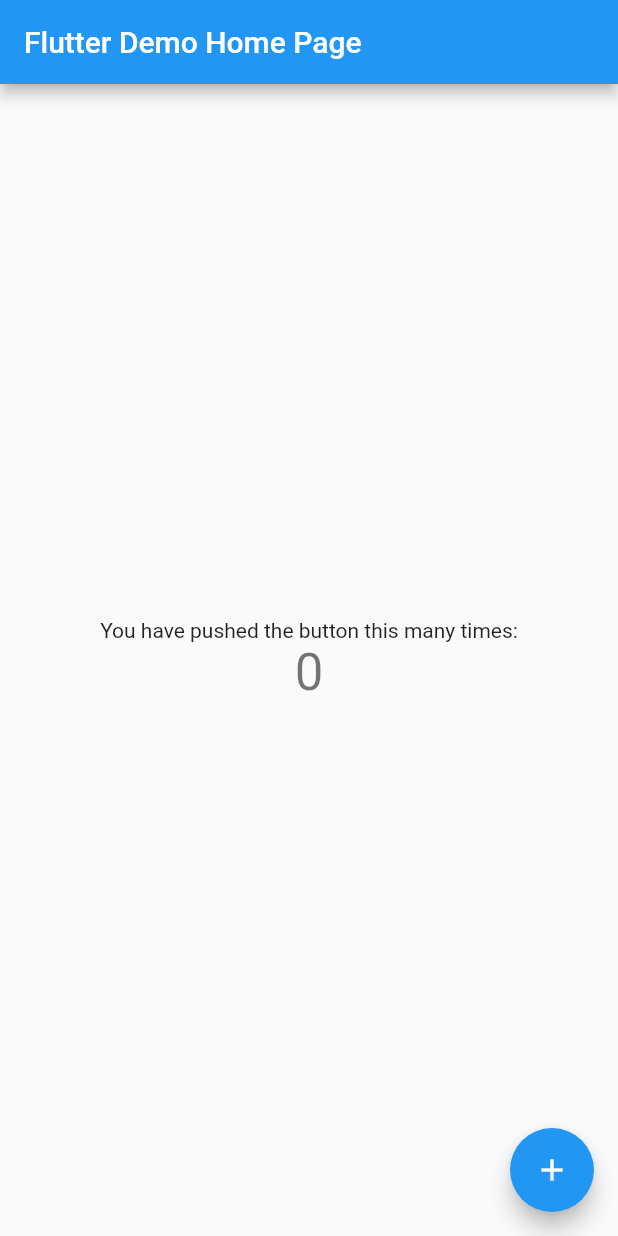
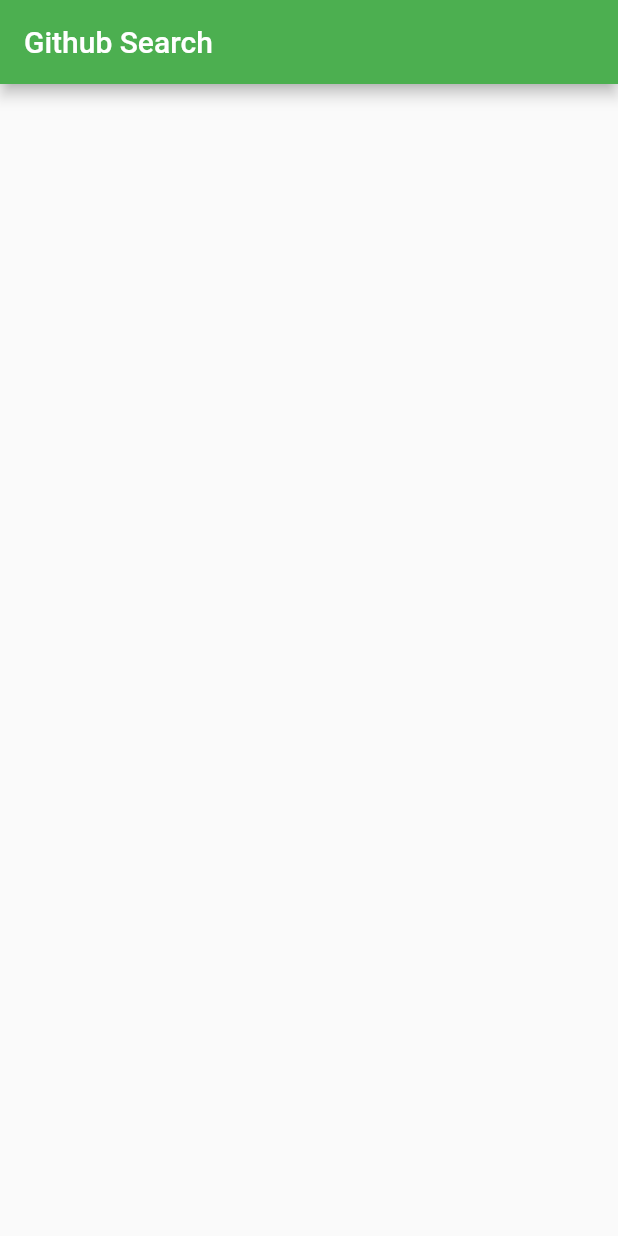
Before and after one commit to gbenatti/github_search, a Flutter app: the screen it shows after launch, on a phone screen of 412 x 824 dp. Run offline on Flutter 3.47's test engine with Material 2 defaults, Android fonts, the phone set to English and light mode, and no system bars; our stand-ins replace dartz, data_connection_checker, equatable.

```diff
--- /dev/null
+++ b/lib/core/error/exceptions.dart
@@ -0,0 +1,5 @@
+class ServerException implements Exception {
+  final int statusCode;
+
+  ServerException({this.statusCode});
+}
--- a/lib/main.dart
+++ b/lib/main.dart
@@ -9,109 +9,33 @@ class MyApp extends StatelessWidget {
   @override
   Widget build(BuildContext context) {
     return MaterialApp(
-      title: 'Flutter Demo',
+      title: 'GithubSearch',
       theme: ThemeData(
-        // This is the theme of your application.
-        //
-        // Try running your application with "flutter run". You'll see the
-        // application has a blue toolbar. Then, without quitting the app, try
-        // changing the primarySwatch below to Colors.green and then invoke
-        // "hot reload" (press "r" in the console where you ran "flutter run",
-        // or simply save your changes to "hot reload" in a Flutter IDE).
-        // Notice that the counter didn't reset back to zero; the application
-        // is not restarted.
-        primarySwatch: Colors.blue,
-        // This makes the visual density adapt to the platform that you run
-        // the app on. For desktop platforms, the controls will be smaller and
-        // closer together (more dense) than on mobile platforms.
+        primarySwatch: Colors.green,
         visualDensity: VisualDensity.adaptivePlatformDensity,
       ),
-      home: MyHomePage(title: 'Flutter Demo Home Page'),
+      home: GithubSearchPage(title: 'Github Search'),
     );
   }
 }
 
-class MyHomePage extends StatefulWidget {
-  MyHomePage({Key key, this.title}) : super(key: key);
-
-  // This widget is the home page of your application. It is stateful, meaning
-  // that it has a State object (defined below) that contains fields that affect
-  // how it looks.
-
-  // This class is the configuration for the state. It holds the values (in this
-  // case the title) provided by the parent (in this case the App widget) and
-  // used by the build method of the State. Fields in a Widget subclass are
-  // always marked "final".
+class GithubSearchPage extends StatefulWidget {
+  GithubSearchPage({Key key, this.title}) : super(key: key);
 
   final String title;
 
   @override
-  _MyHomePageState createState() => _MyHomePageState();
+  _GithubSearchPageState createState() => _GithubSearchPageState();
 }
 
-class _MyHomePageState extends State<MyHomePage> {
-  int _counter = 0;
-
-  void _incrementCounter() {
-    setState(() {
-      // This call to setState tells the Flutter framework that something has
-      // changed in this State, which causes it to rerun the build method below
-      // so that the display can reflect the updated values. If we changed
-      // _counter without calling setState(), then the build method would not be
-      // called again, and so nothing would appear to happen.
-      _counter++;
-    });
-  }
-
+class _GithubSearchPageState extends State<GithubSearchPage> {
   @override
   Widget build(BuildContext context) {
-    // This method is rerun every time setState is called, for instance as done
-    // by the _incrementCounter method above.
-    //
-    // The Flutter framework has been optimized to make rerunning build methods
-    // fast, so that you can just rebuild anything that needs updating rather
-    // than having to individually change instances of widgets.
     return Scaffold(
       appBar: AppBar(
-        // Here we take the value from the MyHomePage object that was created by
-        // the App.build method, and use it to set our appbar title.
         title: Text(widget.title),
       ),
-      body: Center(
-        // Center is a layout widget. It takes a single child and positions it
-        // in the middle of the parent.
-        child: Column(
-          // Column is also a layout widget. It takes a list of children and
-          // arranges them vertically. By default, it sizes itself to fit its
-          // children horizontally, and tries to be as tall as its parent.
-          //
-          // Invoke "debug painting" (press "p" in the console, choose the
-          // "Toggle Debug Paint" action from the Flutter Inspector in Android
-          // Studio, or the "Toggle Debug Paint" command in Visual Studio Code)
-          // to see the wireframe for each widget.
-          //
-          // Column has various properties to control how it sizes itself and
-          // how it positions its children. Here we use mainAxisAlignment to
-          // center the children vertically; the main axis here is the vertical
-          // axis because Columns are vertical (the cross axis would be
-          // horizontal).
-          mainAxisAlignment: MainAxisAlignment.center,
-          children: <Widget>[
-            Text(
-              'You have pushed the button this many times:',
-            ),
-            Text(
-              '$_counter',
-              style: Theme.of(context).textTheme.headline4,
-            ),
-          ],
-        ),
-      ),
-      floatingActionButton: FloatingActionButton(
-        onPressed: _incrementCounter,
-        tooltip: 'Increment',
-        child: Icon(Icons.add),
-      ), // This trailing comma makes auto-formatting nicer for build methods.
+      body: Container(),
     );
   }
 }
```
Also changed, not shown: lib/core/domain/usecases.dart (added, +14 -0 lines), lib/core/error/failures.dart (added, +8 -0 lines), lib/core/infra/network_info.dart (added, +14 -0 lines), pubspec.yaml (+18 -10 lines), pubspec.lock, 4 other files.
